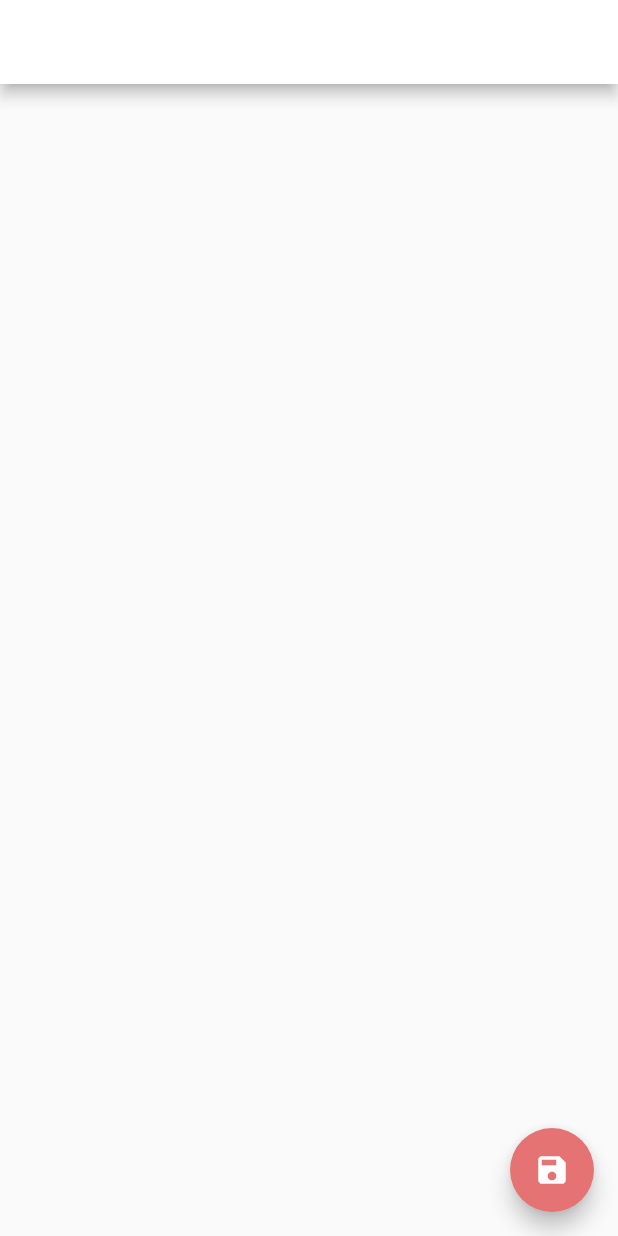
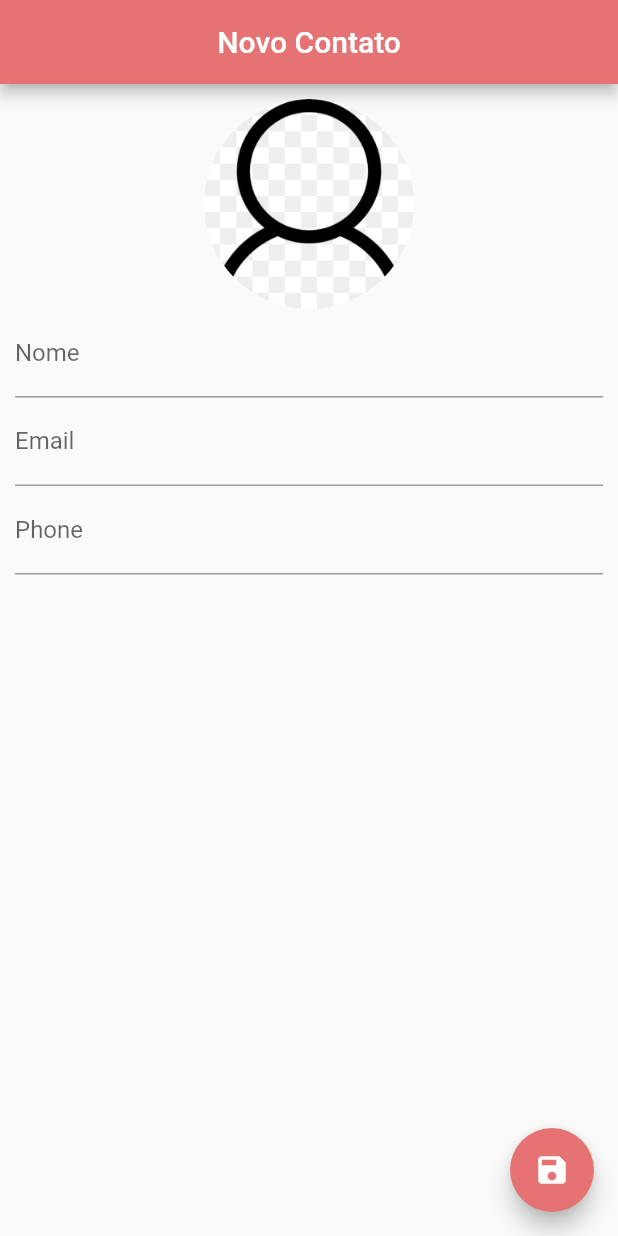
Before and after one commit to edupiorini/contact-list, a Flutter app: the ContactPage screen opened directly, on a phone screen of 412 x 824 dp. Run offline on Flutter 3.47's test engine with Material 2 defaults, Android fonts, the phone set to English and light mode, and no system bars; our stand-ins replace sqflite; accounts and stored records are empty.

Commit message:
Text fields created

```diff
--- a/lib/main.dart
+++ b/lib/main.dart
@@ -1,9 +1,10 @@
+import 'package:contact_list/ui/contact_page.dart';
 import 'package:contact_list/ui/home_page.dart';
 import 'package:flutter/material.dart';
 
 main(List<String> args) {
   runApp(MaterialApp(
     debugShowCheckedModeBanner: false,
-    home: HomePage(),
+    home: ContactPage(),
   ));
 }
--- a/lib/ui/contact_page.dart
+++ b/lib/ui/contact_page.dart
@@ -1,3 +1,5 @@
+import 'dart:io';
+
 import 'package:contact_list/helpers/contact_helper.dart';
 import 'package:flutter/material.dart';
 
@@ -11,6 +13,7 @@
 }
 
 class _ContactPageState extends State<ContactPage> {
+  bool _userEdited = false;
   Contact _editedContact;
 
   @override
@@ -28,7 +31,7 @@
   Widget build(BuildContext context) {
     return Scaffold(
       appBar: AppBar(
-        backgroundColor: Colors.white,
+        backgroundColor: Colors.red[300],
         title: Text(_editedContact.name ?? "Novo Contato"),
         centerTitle: true,
       ),
@@ -37,6 +40,50 @@
         child: Icon(Icons.save),
         backgroundColor: Colors.red[300],
       ),
+      body: SingleChildScrollView(
+        padding: EdgeInsets.all(10.0),
+        child: Column(
+          children: <Widget>[
+            GestureDetector(
+              child: Container(
+                width: 140.0,
+                height: 140.0,
+                decoration: BoxDecoration(
+                    shape: BoxShape.circle,
+                    image: DecorationImage(
+                        image: _editedContact.img != null
+                            ? FileImage(File(_editedContact.img))
+                            : AssetImage("images/person.png"))),
+              ),
+            ),
+            TextField(
+              decoration: InputDecoration(labelText: "Nome"),
+              onChanged: (text) {
+                _userEdited = true;
+                setState(() {
+                  _editedContact.name = text;
+                });
+              },
+            ),
+            TextField(
+              decoration: InputDecoration(labelText: "Email"),
+              onChanged: (text) {
+                _userEdited = true;
+                _editedContact.email = text;
+              },
+              keyboardType: TextInputType.emailAddress,
+            ),
+            TextField(
+              decoration: InputDecoration(labelText: "Phone"),
+              onChanged: (text) {
+                _userEdited = true;
+                _editedContact.phone = text;
+              },
+              keyboardType: TextInputType.phone,
+            )
+          ],
+        ),
+      ),
     );
   }
 }
```
